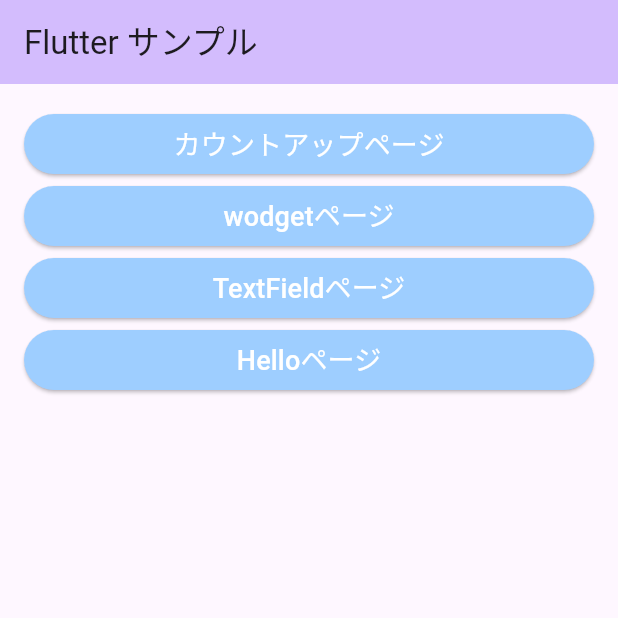
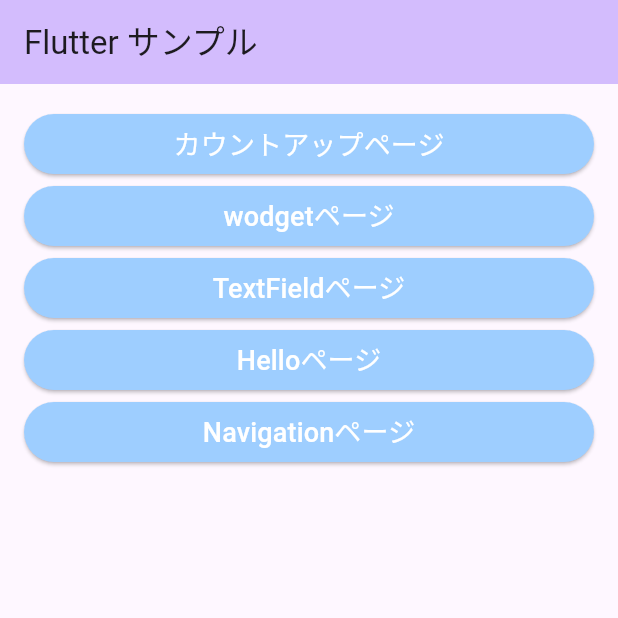
Before and after one commit to pomeeeeeeeene/flutter_school_1, a Flutter app: the screen it shows after launch, on a phone screen of 412 x 824 dp, the top half of it. Run offline on Flutter 3.47's test engine with Material 3 defaults, Android fonts, the phone set to English and light mode, and no system bars.

Commit message:
add Navigation page

```diff
--- a/lib/hello_page.dart
+++ b/lib/hello_page.dart
@@ -50,6 +50,7 @@ class _HelloPage extends State<HelloPage> {
                       backgroundColor: const Color(0xFF9ECEFF),
                     ),
                     onPressed: () {
+                      // トップページを開いてその間の画面は全て閉じる (popする)
                       Navigator.pushNamedAndRemoveUntil(
                           context, "/", (route) => false);
                     },
--- a/lib/main.dart
+++ b/lib/main.dart
@@ -1,6 +1,7 @@
 import 'package:flutter/material.dart';
 import 'package:study/countup_sample_page.dart';
 import 'package:study/hello_page.dart';
+import 'package:study/navigation_sample_page.dart';
 import 'package:study/top_page.dart';
 import 'package:study/whiget_textfield_sample_page.dart';
 import 'package:study/widget_sample_page.dart';
@@ -36,6 +37,9 @@ class MyApp extends StatelessWidget {
               const WidgetSamplePage(title: 'Widgetサンプル'),
           "/widget_text_field": (BuildContext context) =>
               const WidgetTextFieldSamplePage(title: 'TextFieldサンプル'),
+          "/navigation": (BuildContext context) =>
+              const NavigationSamplePage(title: 'Navigationサンプル'),
+
           //"/hello": (BuildContext context) =>
           //    const HelloPage(title: 'Hello', name: 'matumoto'),
         },
--- a/lib/top_page.dart
+++ b/lib/top_page.dart
@@ -86,6 +86,21 @@ class _TopPageState extends State<TopPage> {
                     ),
                   ),
                 ),
+                SizedBox(
+                  width: double.infinity,
+                  child: ElevatedButton(
+                    style: ElevatedButton.styleFrom(
+                      backgroundColor: const Color(0xFF9ECEFF),
+                    ),
+                    onPressed: () {
+                      Navigator.pushNamed(context, "/navigation");
+                    },
+                    child: const Text(
+                      'Navigationページ',
+                      style: TextStyle(fontSize: 18, color: Colors.white),
+                    ),
+                  ),
+                ),
               ],
             ),
           ),
```
Also changed, not shown: lib/navigation_sample_page.dart (added, +48 -0 lines).
